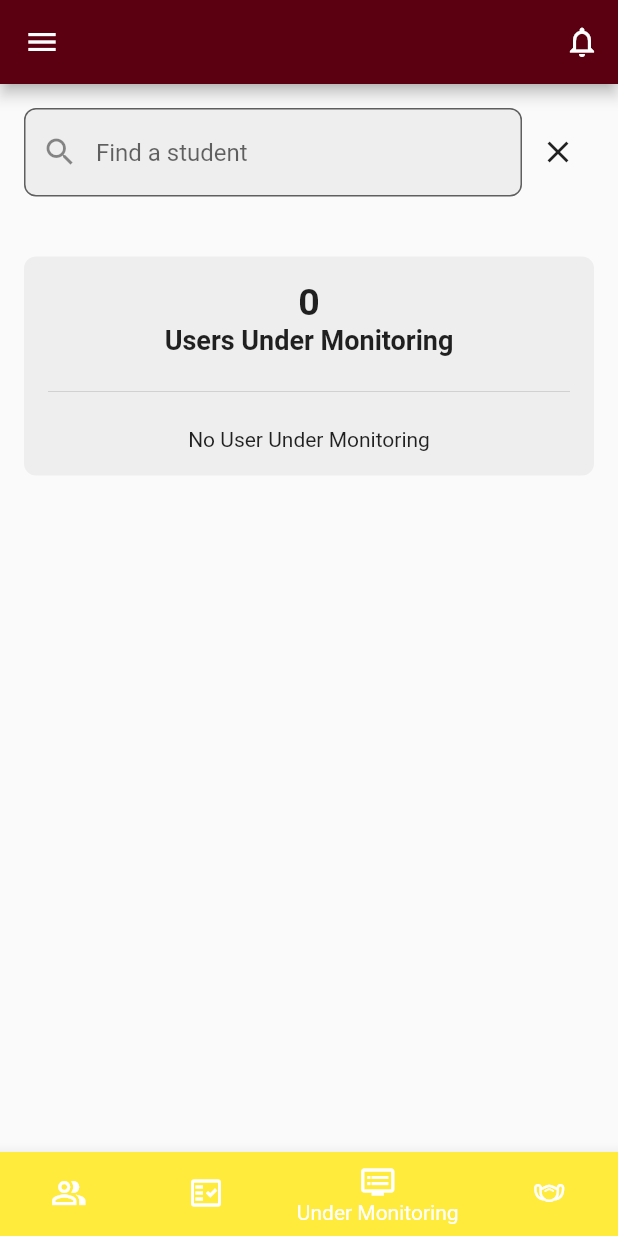
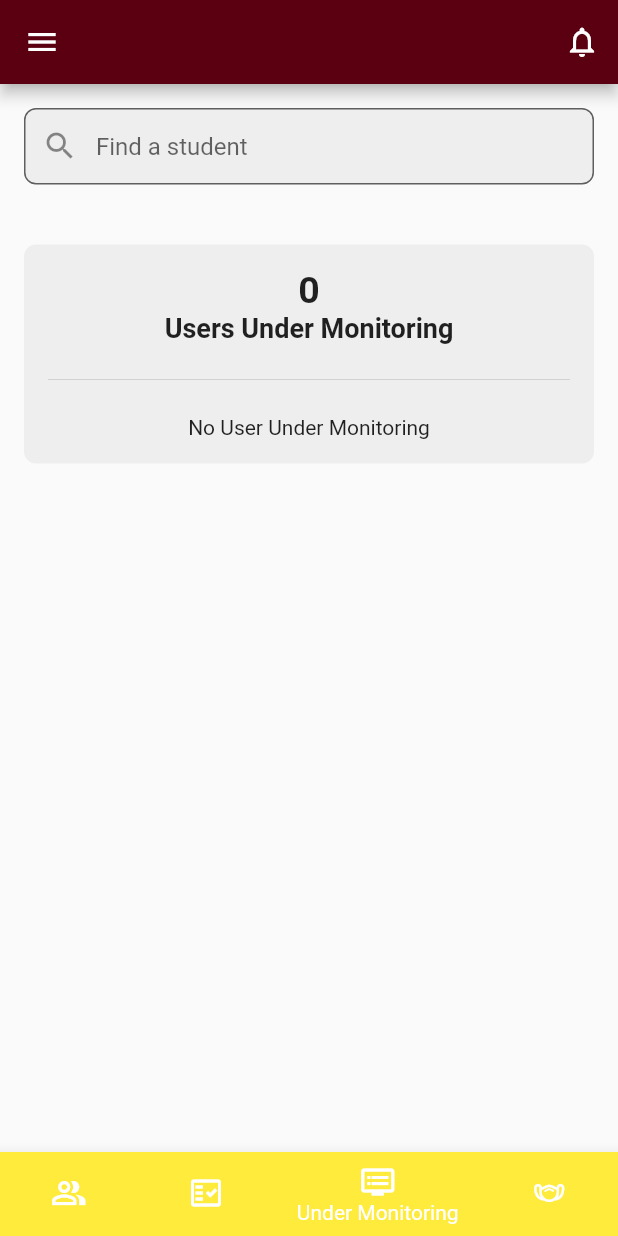
Before and after one commit to reymondyncierto/UPLBeat, a Flutter app: the AdminPage screen opened by its route, item 3 of the bottom bar chosen, on a phone screen of 412 x 824 dp. Run offline on Flutter 3.47's test engine with Material 2 defaults, Android fonts, the phone set to English and light mode, and no system bars; our stand-ins replace cloud_firestore, email_validator, firebase_auth, firebase_core, google_sign_in, image_gallery_saver and 1 more; missing offline and left inert: qr_code_scanner; accounts and stored records are empty.

Commit message:
feat: enhanced ui of search in admin

```diff
--- a/lib/screens/admin_page.dart
+++ b/lib/screens/admin_page.dart
@@ -53,6 +53,22 @@ class _AdminPageState extends State<AdminPage> {
               fillColor: Colors.grey[200],
               hintText: 'Find a student',
               prefixIcon: Icon(Icons.search),
+              contentPadding: const EdgeInsets.symmetric(
+                vertical: 16.0,
+                horizontal: 16.0,
+              ),
+              suffixIcon: searchQuery.isNotEmpty
+                  ? IconButton(
+                      icon: Icon(Icons.clear),
+                      onPressed: () {
+                        setState(() {
+                          searchQuery = '';
+                          searchController.clear();
+                          dateController.clear();
+                        });
+                      },
+                    )
+                  : null,
             ),
             onChanged: (value) {
               setState(() {
@@ -61,38 +77,11 @@ class _AdminPageState extends State<AdminPage> {
             },
           ),
         ),
-          // IconButton(
-          //   icon: const Icon(Icons.calendar_today),
-          //   onPressed: () async {
-          //     // Show date picker
-          //     final DateTime? selectedDate = await showDatePicker(
-          //       context: context,
-          //       initialDate: DateTime.now(),
-          //       firstDate: DateTime(2020),
-          //       lastDate: DateTime.now(),
-          //     );
-
-          //     if (selectedDate != null) {
-          //       setState(() {
-          //         searchQuery = DateFormat('yyyy-MM-dd').format(selectedDate);
-          //       });
-          //     }
-          //   },
-          // ),
-          IconButton(
-            icon: const Icon(Icons.clear),
-            onPressed: () {
-              setState(() {
-                searchQuery = '';
-                searchController.clear();
-                dateController.clear();
-              });
-            },
-          ),
       ],
     ),
   );
 }
+
 
   @override
   Widget build(BuildContext context) {
```
Lines whose indentation alone changed are shown as unchanged.
